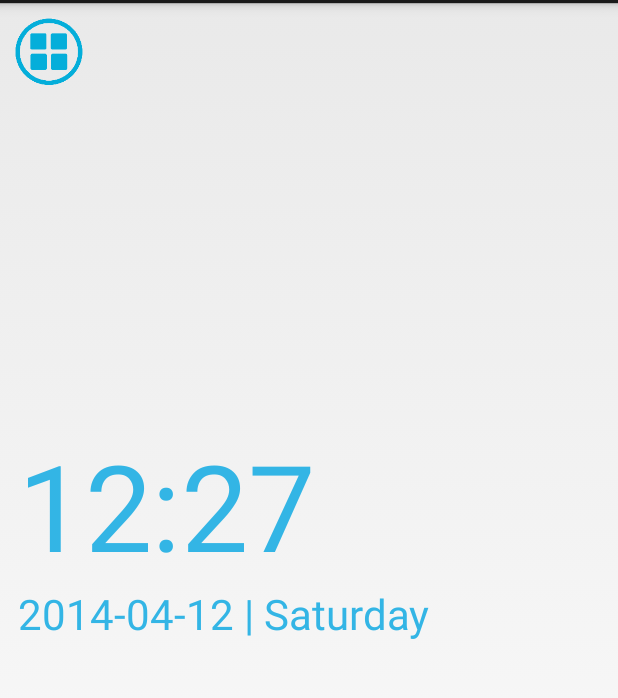
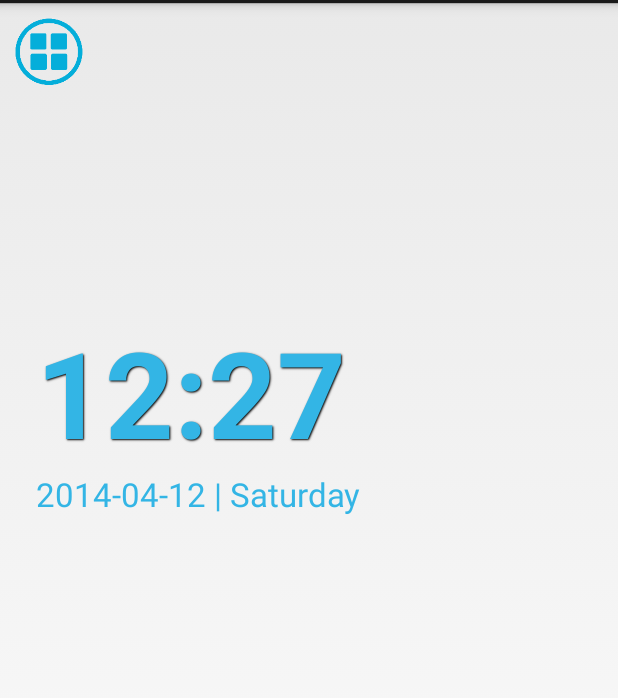
Before and after one commit to vliux/GestureCut, an Android app: the layout activity_main.xml on its own in the app's theme, with its tools: preview values and no code run, on a phone screen of 412 x 824 dp, the part 69-767 px from its top. Run offline under Robolectric (Android 15) with nearby library versions, the phone set to English and light mode, and no system bars.

Commit message:
update ui for main activity

```diff
--- a/app/src/main/java/org/vliux/android/gesturecut/ui/MainActivity.java
+++ b/app/src/main/java/org/vliux/android/gesturecut/ui/MainActivity.java
@@ -35,7 +35,6 @@ public class MainActivity extends BaseActivity implements View.OnClickListener{
         mGesutreListLayout = (GestureList)findViewById(R.id.main_gesture_list_layout);
         mIvSettings = (ImageView)findViewById(R.id.main_settings_outmost);
 
-        mGesutreOverLayView.setGestureColor(Color.BLUE);
         mGesutreOverLayView.addOnGesturePerformedListener(mOnGesutrePerformedListener);
         mIvSettings.setOnClickListener(this);
     }
--- a/app/src/main/res/layout/activity_main.xml
+++ b/app/src/main/res/layout/activity_main.xml
@@ -8,27 +8,34 @@
         android:id="@+id/main_gesture_overlay"
         android:layout_width="match_parent"
         android:layout_height="match_parent"
-        android:layout_margin="@dimen/gesture_overlay_margin">
+        android:layout_margin="@dimen/gesture_overlay_margin"
+        android:gestureColor="@android:color/holo_red_light">
         <LinearLayout
             android:layout_width="match_parent"
             android:layout_height="match_parent"
-            android:orientation="vertical">
+            android:orientation="vertical"
+            android:layout_marginLeft="@dimen/main_actv_time_margin_left">
             <TextView
                 android:layout_width="match_parent"
                 android:layout_height="0dp"
-                android:layout_weight="1"
+                android:layout_weight="2"
                 android:gravity="bottom"
                 android:text="12:27"
                 android:textSize="@dimen/text_size_clock"
-                android:textColor="@color/gesture_cur_blue"/>
+                android:textColor="@color/gesture_cur_blue"
+                android:textStyle="bold"
+                android:shadowColor="@android:color/black"
+                android:shadowDx="1"
+                android:shadowDy="1"
+                android:shadowRadius="1"/>
             <TextView
                 android:layout_width="match_parent"
                 android:layout_height="0dp"
-                android:layout_weight="1"
+                android:layout_weight="3"
                 android:layout_gravity="top"
                 android:text="2014-04-12 | Saturday"
                 android:textColor="@color/gesture_cur_blue"
-                android:textSize="@dimen/text_size_large_title"/>
+                android:textSize="@dimen/text_size_small_title"/>
         </LinearLayout>
     </android.gesture.GestureOverlayView>
 
--- a/app/src/main/res/values/dimens.xml
+++ b/app/src/main/res/values/dimens.xml
@@ -4,6 +4,9 @@
     <dimen name="gesture_thumbnail_height">60dp</dimen>
 
     <dimen name="gesture_overlay_margin">12dp</dimen>
+
+    <!-- main activity -->
+    <dimen name="main_actv_time_margin_left">12dp</dimen>
 
     <!-- global listview dividers -->
     <dimen name="listview_divider_thick">3dp</dimen>
```
